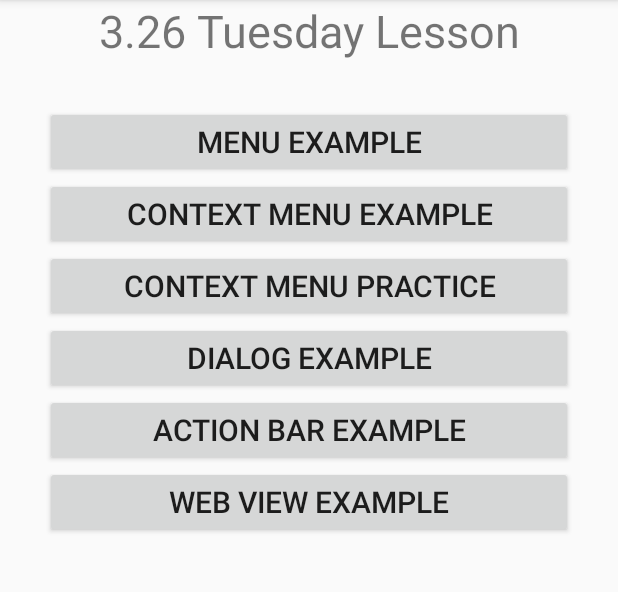
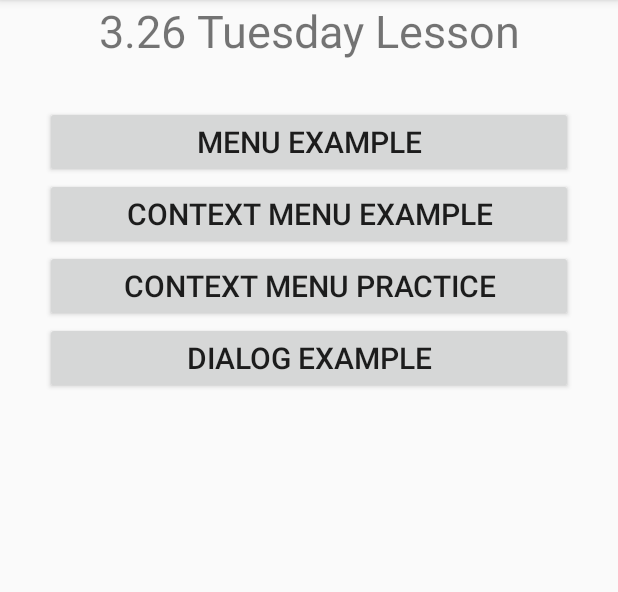
Before and after one commit to hyejin830/Android_Daily_Study, an Android app: the screen it shows after launch (MainActivity), on a phone screen of 412 x 824 dp, the part 84-676 px from its top. Run offline under Robolectric (Android 15) with nearby library versions, the phone set to English and light mode, and no system bars.

Commit message:
modify day7 xml and add all README.md

```diff
--- a/Day7/Lesson_7_0326/app/src/main/res/layout/activity_main.xml
+++ b/Day7/Lesson_7_0326/app/src/main/res/layout/activity_main.xml
@@ -49,20 +49,6 @@
             android:text="Dialog Example"
             android:textSize="20dp" />
 
-        <Button
-            android:id="@+id/btn_action_bar"
-            android:layout_width="match_parent"
-            android:layout_height="wrap_content"
-            android:text="action bar example"
-            android:textSize="20dp" />
-
-        <Button
-            android:id="@+id/btn_web_view"
-            android:layout_width="match_parent"
-            android:layout_height="wrap_content"
-            android:text="web view example"
-            android:textSize="20dp" />
-
     </LinearLayout>
 
 
```
Also changed, not shown: 1 other file.
